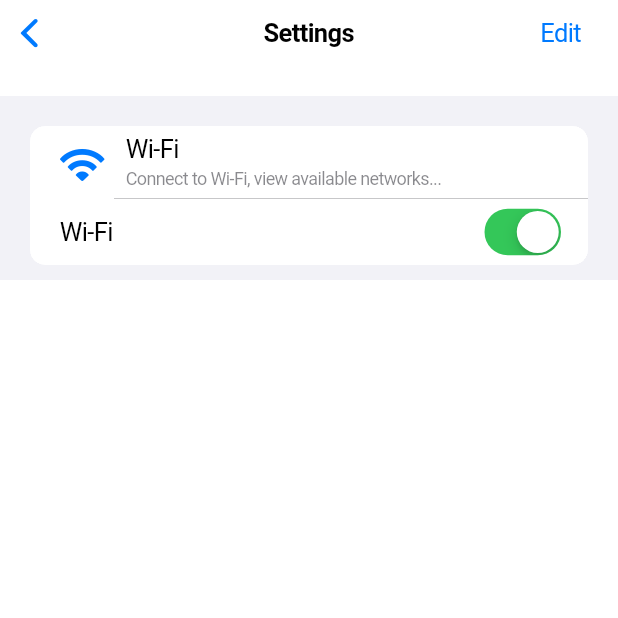
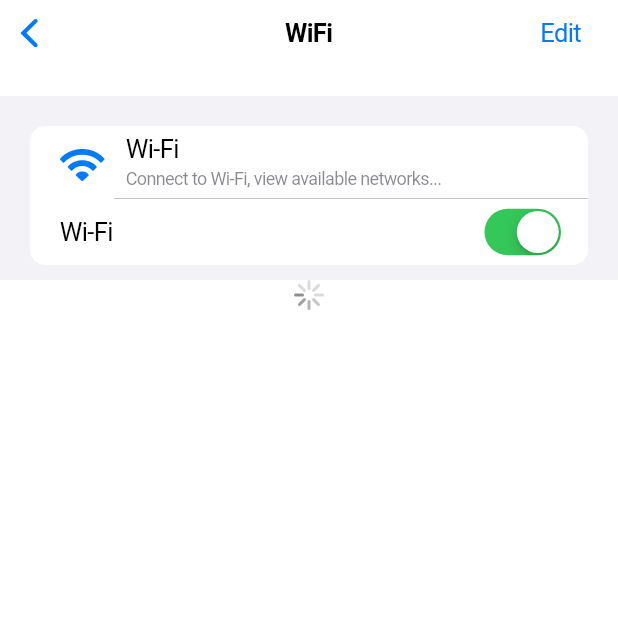
Before and after one commit to megan-esguerra/settings_midterm_activity, a Flutter app: the WifiSettingsPage screen opened directly, on a phone screen of 412 x 824 dp, the top half of it. Run offline on Flutter 3.47's test engine with Material 3 defaults, Android fonts, the phone set to English and light mode, and no system bars.

Commit message:
modify wifi page activityIndicator

```diff
--- a/lib/main.dart
+++ b/lib/main.dart
@@ -120,12 +120,12 @@
 
 class _WifiSettingsPageState extends State<WifiSettingsPage> {
   bool isWifiEnabled = true;
-
+  bool activityIndicator = true;
   @override
   Widget build(BuildContext context) {
     return CupertinoPageScaffold(
       navigationBar: CupertinoNavigationBar(
-        middle: Text("Settings"),
+        middle: Text("WiFi"),
         trailing: CupertinoButton(
           padding: EdgeInsets.zero,
           child: Text("Edit", style: TextStyle(color: CupertinoColors.activeBlue)),
@@ -158,6 +158,10 @@
                 ),
               ],
             ),
+            if (activityIndicator)
+              const Center(
+                child: CupertinoActivityIndicator(),
+              ),
           ],
         ),
       ),
```
